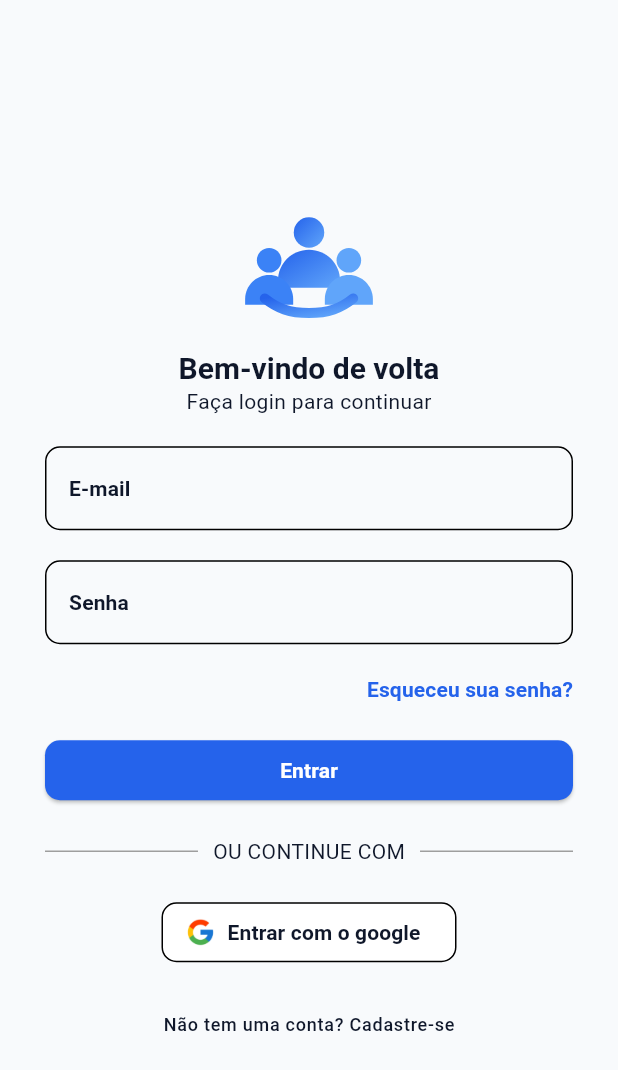
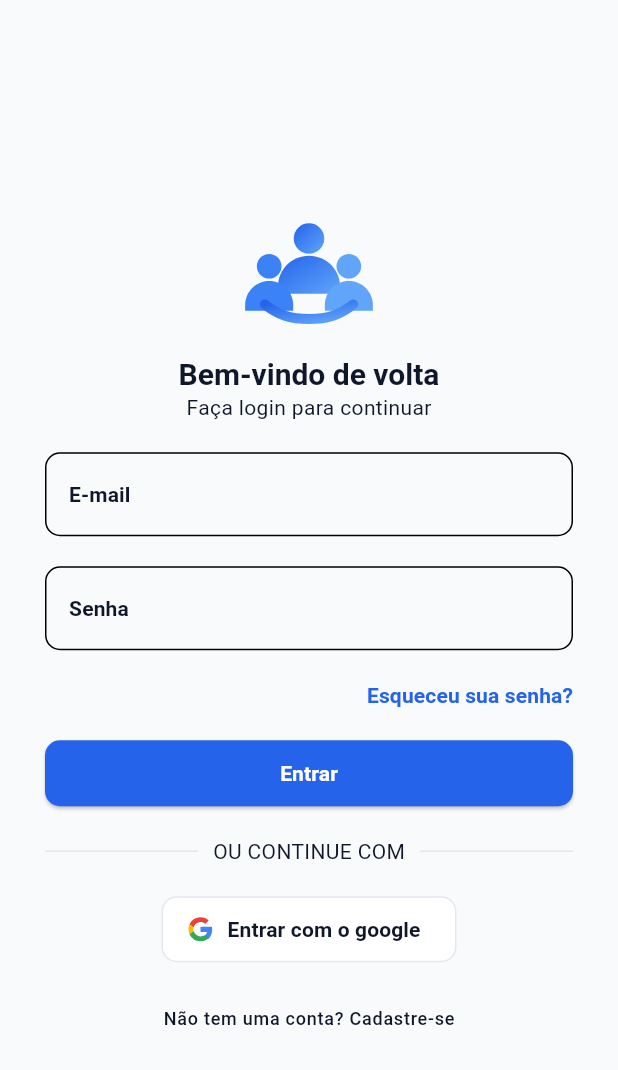
Before and after one commit to WilkerPontes/flutter-user-management, a Flutter app: the screen it shows after launch, on a phone screen of 412 x 824 dp. Shown: the top 1070 px of the screen. Run offline on Flutter 3.47's test engine with Material 3 defaults, Android fonts, the phone set to English and light mode, and no system bars; our stand-ins replace flutter_svg, go_router.

Commit message:
refactor: use theme color and text tokens on the login page
Replace hardcoded colors and text styles across the login page
(inputs, links, buttons, dividers) with Theme.of(context) color
scheme and text theme tokens so the screen adapts correctly to
light/dark mode. Swap the Google logo raster asset for an SVG icon.

```diff
--- a/flutter_user_management/lib/app/theme/app_text_theme.dart
+++ b/flutter_user_management/lib/app/theme/app_text_theme.dart
@@ -37,7 +37,6 @@ abstract final class AppTextTheme {
       fontSize: 14,
       fontWeight: FontWeight.w600,
     ),
-
     labelMedium: TextStyle(
       fontSize: 12,
       fontWeight: FontWeight.w500,
--- a/flutter_user_management/lib/features/auth/presentation/pages/login_page.dart
+++ b/flutter_user_management/lib/features/auth/presentation/pages/login_page.dart
@@ -1,6 +1,5 @@
 import 'package:flutter/material.dart';
 import 'package:flutter_svg/flutter_svg.dart';
-import 'package:flutter_user_management/app/theme/app_colors.dart';
 
 class LoginPage extends StatefulWidget {
   const LoginPage({super.key});
@@ -80,7 +79,7 @@ class _LoginPageState extends State<LoginPage> {
                     Text(
                       "Esqueceu sua senha?",
                       style: Theme.of(context).textTheme.labelLarge!.copyWith(
-                        color: AppColors.primary,
+                        color: Theme.of(context).colorScheme.primary,
                       ),
                     ),
                   ],
@@ -90,11 +89,11 @@ class _LoginPageState extends State<LoginPage> {
                 ),
                 SizedBox(
                   width: double.infinity,
+                  height: 44,
                   child: ElevatedButton(
                     style: ElevatedButton.styleFrom(
                       backgroundColor: Theme.of(context).colorScheme.primary,
-                      foregroundColor: Colors.white,
-                      textStyle: TextStyle(color: Colors.white),
+                      foregroundColor: Theme.of(context).colorScheme.onPrimary,
                       shape: RoundedRectangleBorder(
                         borderRadius: BorderRadius.circular(
                           10.0,
@@ -104,9 +103,12 @@ class _LoginPageState extends State<LoginPage> {
                     onPressed: () {},
                     child: Text(
                       "Entrar",
-                      style: Theme.of(
+                      style:
+                          Theme.of(
                             context,
-                      ).textTheme.labelLarge!.copyWith(color: Colors.white),
+                          ).textTheme.labelLarge!.copyWith(
+                            color: Theme.of(context).colorScheme.onSecondary,
+                          ),
                     ),
                   ),
                 ),
@@ -118,7 +120,7 @@ class _LoginPageState extends State<LoginPage> {
                     Expanded(
                       child: Container(
                         height: 1,
-                        color: Colors.grey,
+                        color: Theme.of(context).dividerColor,
                       ),
                     ),
                     const SizedBox(
@@ -131,7 +133,7 @@ class _LoginPageState extends State<LoginPage> {
                     Expanded(
                       child: Container(
                         height: 1,
-                        color: Colors.grey,
+                        color: Theme.of(context).dividerColor,
                       ),
                     ),
                   ],
@@ -139,10 +141,16 @@ class _LoginPageState extends State<LoginPage> {
                 const SizedBox(
                   height: 20,
                 ),
-                FilledButton.icon(
+                SizedBox(
+                  height: 44,
+                  child: FilledButton.icon(
                     style: FilledButton.styleFrom(
-                    backgroundColor: Colors.white,
-                    side: BorderSide(width: 1),
+                      backgroundColor: Theme.of(context).colorScheme.surface,
+                      foregroundColor: Theme.of(context).colorScheme.onSurface,
+                      side: BorderSide(
+                        width: 1,
+                        color: Theme.of(context).dividerColor,
+                      ),
                       shape: RoundedRectangleBorder(
                         borderRadius: BorderRadius.circular(
                           10.0,
@@ -150,13 +158,16 @@ class _LoginPageState extends State<LoginPage> {
                       ),
                     ),
                     onPressed: () {},
-                  icon: Image.asset(
-                    'assets/google-logo.jpg',
+                    icon: SvgPicture.asset(
+                      'assets/google-icon.svg',
                       width: 20,
                     ),
                     label: Text(
                       'Entrar com o google',
-                    style: Theme.of(context).textTheme.labelLarge,
+                      style: Theme.of(context).textTheme.labelLarge?.copyWith(
+                        color: Theme.of(context).colorScheme.onSurface,
+                      ),
+                    ),
                   ),
                 ),
                 const SizedBox(
```
Also changed, not shown: flutter_user_management/assets/google-icon.svg (added), flutter_user_management/assets/google-logo.jpg (deleted), flutter_user_management/assets/logo.png (deleted). Lines whose indentation alone changed are shown as unchanged.
